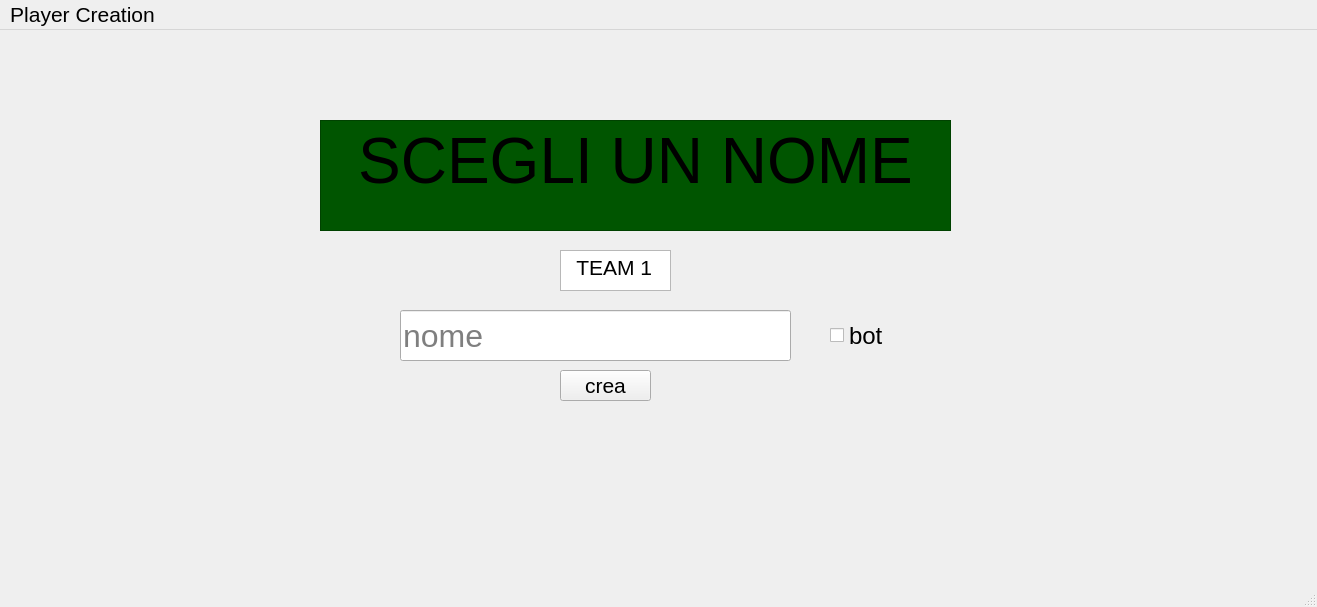
Qt form playercreation.ui (104games/Qt-Briscola) before a commit.
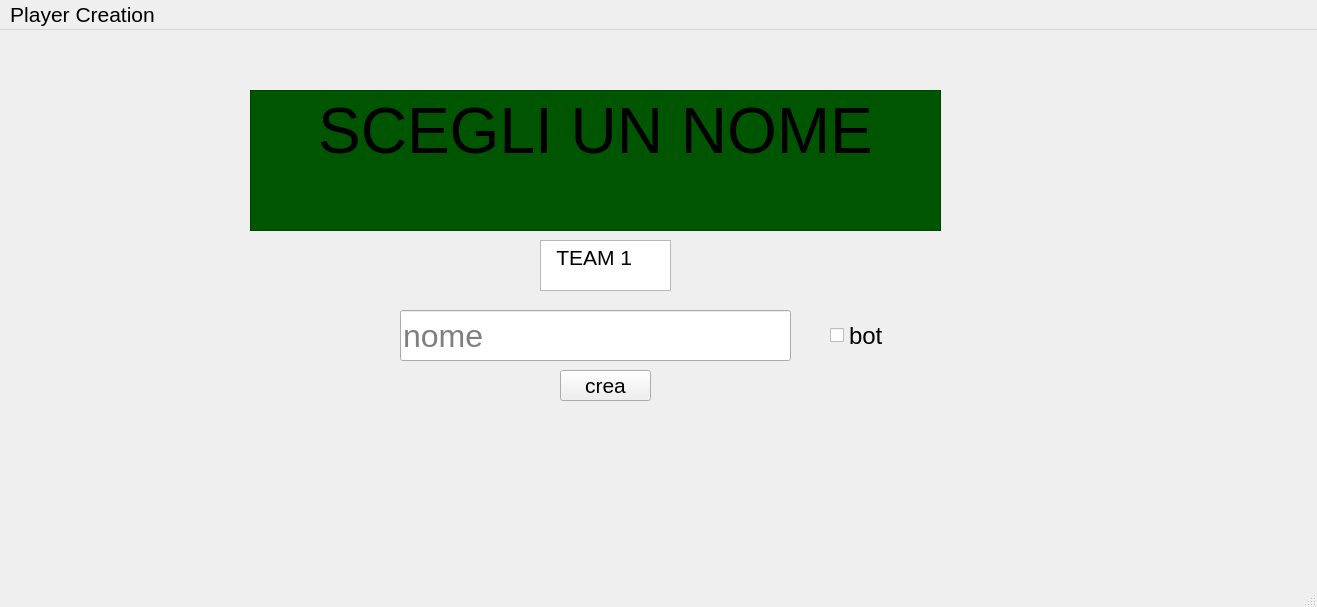
The same form after that commit.

The edit to the form file:
```diff
--- a/playercreation.ui
+++ b/playercreation.ui
@@ -18,7 +18,13 @@
   <property name="windowTitle">
    <string>MainWindow</string>
   </property>
+  <property name="styleSheet">
+   <string notr="true"/>
+  </property>
   <widget class="QWidget" name="centralwidget">
+   <property name="styleSheet">
+    <string notr="true"/>
+   </property>
    <widget class="QLineEdit" name="nome">
     <property name="geometry">
      <rect>
@@ -40,10 +46,10 @@
    <widget class="QTextBrowser" name="tit">
     <property name="geometry">
      <rect>
-      <x>320</x>
-      <y>90</y>
-      <width>631</width>
-      <height>111</height>
+      <x>250</x>
+      <y>60</y>
+      <width>691</width>
+      <height>141</height>
      </rect>
     </property>
     <property name="font">
@@ -106,10 +112,10 @@
    <widget class="QTextBrowser" name="team">
     <property name="geometry">
      <rect>
-      <x>560</x>
-      <y>220</y>
-      <width>111</width>
-      <height>41</height>
+      <x>540</x>
+      <y>210</y>
+      <width>131</width>
+      <height>51</height>
      </rect>
     </property>
     <property name="html">
@@ -119,8 +125,8 @@
 hr { height: 1px; border-width: 0; }
 li.unchecked::marker { content: &quot;\2610&quot;; }
 li.checked::marker { content: &quot;\2612&quot;; }
-&lt;/style&gt;&lt;/head&gt;&lt;body style=&quot; font-family:'Segoe UI'; font-size:16pt; font-weight:400; font-style:normal;&quot;&gt;
-&lt;p style=&quot; margin-top:0px; margin-bottom:0px; margin-left:0px; margin-right:0px; -qt-block-indent:0; text-indent:0px;&quot;&gt;  TEAM 1&lt;/p&gt;&lt;/body&gt;&lt;/html&gt;</string>
+&lt;/style&gt;&lt;/head&gt;&lt;body style=&quot; font-family:'Segoe UI'; font-size:9pt; font-weight:400; font-style:normal;&quot;&gt;
+&lt;p style=&quot; margin-top:0px; margin-bottom:0px; margin-left:0px; margin-right:0px; -qt-block-indent:0; text-indent:0px;&quot;&gt;&lt;span style=&quot; font-size:16pt;&quot;&gt;  TEAM 1&lt;/span&gt;&lt;/p&gt;&lt;/body&gt;&lt;/html&gt;</string>
     </property>
    </widget>
   </widget>
```
Left out of the diff: 2 changed lines with no effect on the pictures.
